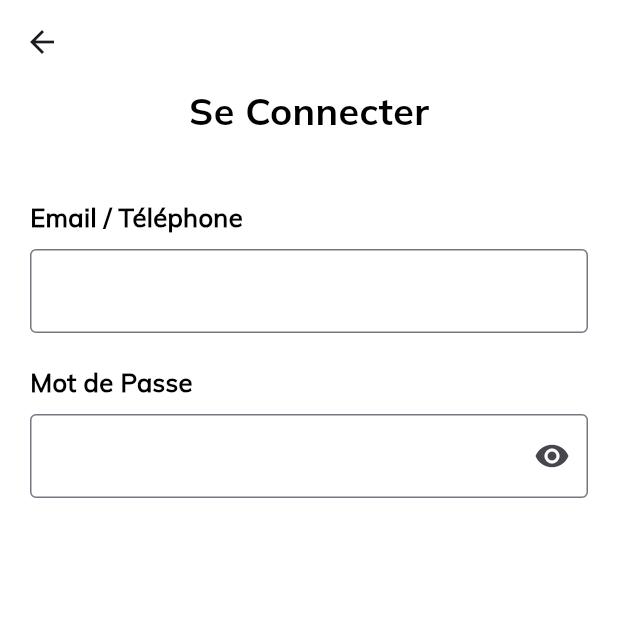
After one commit to navalnorth/ecomApp_flutter, a Flutter app: the screen it shows after launch, after a tap on "Se Conncecter", on a phone screen of 412 x 824 dp, the top half of it. The commit adds this screen. Run offline on Flutter 3.47's test engine with Material 3 defaults, Android fonts, the phone set to English and light mode, and no system bars.

Commit message:
feat:login

```diff
--- /dev/null
+++ b/lib/app/components/form_component.dart
@@ -0,0 +1,25 @@
+import 'package:flutter/material.dart';
+
+class FormComponent extends StatelessWidget {
+
+  final TextInputType textInputType;
+  final bool hide;
+
+  FormComponent({
+    this.hide=false,
+    this.textInputType=TextInputType.emailAddress
+  });
+
+  @override
+  Widget build(BuildContext context) {
+    return TextFormField(
+      decoration: InputDecoration(
+        border: OutlineInputBorder(),
+        suffixIcon: hide ? Icon(Icons.remove_red_eye_rounded) : null
+      ),
+      keyboardType: TextInputType.emailAddress,
+      obscureText: true,
+    );
+  }
+
+}
--- /dev/null
+++ b/lib/app/modules/home/controller/connexion/view/login.dart
@@ -0,0 +1,45 @@
+import 'package:ecom_app/app/components/form_component.dart';
+import 'package:ecom_app/app/components/space.dart';
+import 'package:ecom_app/app/components/text_components.dart';
+import 'package:flutter/material.dart';
+
+class Login extends StatefulWidget {
+  const Login({super.key});
+
+  @override
+  State<Login> createState() => _LoginState();
+}
+
+class _LoginState extends State<Login> {
+  @override
+  Widget build(BuildContext context) {
+    return Scaffold(
+      backgroundColor: Colors.white,
+      appBar: AppBar(
+        backgroundColor: Colors.transparent,
+      ),
+      body: Container(
+      padding: const EdgeInsets.only(left: 20, right: 20),
+        height: MediaQuery.of(context).size.height,
+        width: MediaQuery.of(context).size.width,
+        child: Column(
+          crossAxisAlignment: CrossAxisAlignment.start,
+          children: [
+            Center(
+              child: TextComponents(txt: "Se Connecter", fw: FontWeight.bold, textSize: 25, family: "Bold",)
+            ),
+            h(40),
+            TextComponents(txt: "Email / Téléphone", textSize: 17,),
+            h(10),
+            FormComponent(),
+
+            h(20),
+            TextComponents(txt: "Mot de Passe", textSize: 17,),
+            h(10),
+            FormComponent(hide: true, textInputType: TextInputType.visiblePassword,)
+          ],
+        ),
+      ),
+    );
+  }
+}
--- a/lib/app/modules/home/view/home.dart
+++ b/lib/app/modules/home/view/home.dart
@@ -1,6 +1,7 @@
 import 'package:ecom_app/app/components/button_components.dart';
 import 'package:ecom_app/app/components/space.dart';
 import 'package:ecom_app/app/components/text_components.dart';
+import 'package:ecom_app/app/modules/home/controller/connexion/view/login.dart';
 import 'package:ecom_app/utils/colors.dart';
 import 'package:flutter/material.dart';
 
@@ -27,7 +28,12 @@ class Home extends StatelessWidget {
             h(40),
             ButtonComponent(textButton: "S'inscrire", buttonColor: mainColor, buttonColorText: Colors.white,),
             h(40),
-            ButtonComponent(textButton: "Se Conncecter", buttonColor: loginButtonColor, buttonColorText: Colors.black,),
+            InkWell(
+              onTap: () {
+                Navigator.push(context, MaterialPageRoute(builder: (context) => Login()));
+              },
+              child: ButtonComponent(textButton: "Se Conncecter", buttonColor: loginButtonColor, buttonColorText: Colors.black,)
+            ),
             h(20),
             TextComponents(txt: "Non Merci")
           ],
--- a/lib/main.dart
+++ b/lib/main.dart
@@ -12,6 +12,7 @@ class MyApp extends StatelessWidget {
   @override
   Widget build(BuildContext context) {
     return MaterialApp(
+      debugShowCheckedModeBanner: false,
       title: 'Flutter Demo',
       theme: ThemeData(
         colorScheme: ColorScheme.fromSeed(seedColor: mainColor),
```
